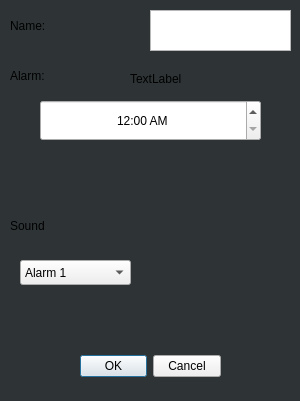
Above: Lab2/addalarmdialog.ui from JustTaya/uniProjects_secondYear before the change. Below: the same form after it.
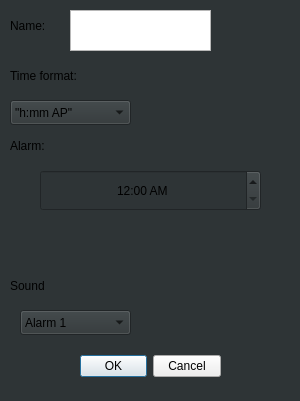
That is the form after the change. Icons and pictures are not drawn.

Commit message: Fixed bugs. Started alarms.

```diff
--- a/Lab2/addalarmdialog.ui
+++ b/Lab2/addalarmdialog.ui
@@ -19,6 +19,21 @@
 background-color: rgb(46, 52, 54);
 }
 
+QTimeEdit
+{
+background-color: rgb(46, 52, 54);
+}
+
+QComboBox
+{
+background-color: rgb(46, 52, 54);
+}
+
+QTimeEdit
+{
+background-color: rgb(46, 52, 54);
+}
+
 QCheckBox::indicator
 {
 width:22px;
@@ -222,7 +237,7 @@
    <property name="geometry">
     <rect>
      <x>40</x>
-     <y>100</y>
+     <y>170</y>
      <width>221</width>
      <height>41</height>
     </rect>
@@ -237,7 +252,7 @@
   <widget class="QTextEdit" name="timerName">
    <property name="geometry">
     <rect>
-     <x>150</x>
+     <x>70</x>
      <y>10</y>
      <width>141</width>
      <height>41</height>
@@ -254,7 +269,7 @@
     </rect>
    </property>
    <property name="text">
-    <string>Alarm:</string>
+    <string>Time format:</string>
    </property>
   </widget>
   <widget class="QLabel" name="Name_Label">
@@ -274,7 +289,7 @@
    <property name="geometry">
     <rect>
      <x>10</x>
-     <y>210</y>
+     <y>270</y>
      <width>121</width>
      <height>31</height>
     </rect>
@@ -287,7 +302,7 @@
    <property name="geometry">
     <rect>
      <x>20</x>
-     <y>260</y>
+     <y>310</y>
      <width>111</width>
      <height>25</height>
     </rect>
@@ -308,78 +323,128 @@
     </property>
    </item>
   </widget>
-  <widget class="QWidget" name="layoutWidget">
+  <widget class="QLabel" name="label_3">
    <property name="geometry">
     <rect>
-     <x>20</x>
-     <y>160</y>
-     <width>261</width>
+     <x>10</x>
+     <y>130</y>
+     <width>121</width>
      <height>31</height>
     </rect>
    </property>
-   <layout class="QGridLayout" name="gridLayout">
-    <item row="0" column="0">
+   <property name="text">
+    <string>Alarm:</string>
+   </property>
+  </widget>
+  <widget class="QComboBox" name="timeFormat">
+   <property name="geometry">
+    <rect>
+     <x>10</x>
+     <y>100</y>
+     <width>121</width>
+     <height>25</height>
+    </rect>
+   </property>
+   <item>
+    <property name="text">
+     <string>&quot;h:mm AP&quot;</string>
+    </property>
+   </item>
+   <item>
+    <property name="text">
+     <string>&quot;hh:mm:ss&quot;</string>
+    </property>
+   </item>
+  </widget>
      <widget class="QCheckBox" name="Sunday">
+   <property name="geometry">
+    <rect>
+     <x>21</x>
+     <y>241</y>
+     <width>28</width>
+     <height>22</height>
+    </rect>
+   </property>
       <property name="text">
        <string/>
       </property>
      </widget>
-    </item>
-    <item row="0" column="1">
      <widget class="QCheckBox" name="Monday">
+   <property name="geometry">
+    <rect>
+     <x>60</x>
+     <y>241</y>
+     <width>28</width>
+     <height>22</height>
+    </rect>
+   </property>
       <property name="text">
        <string/>
       </property>
      </widget>
-    </item>
-    <item row="0" column="2">
      <widget class="QCheckBox" name="Tuesday">
+   <property name="geometry">
+    <rect>
+     <x>100</x>
+     <y>241</y>
+     <width>28</width>
+     <height>22</height>
+    </rect>
+   </property>
       <property name="text">
        <string/>
       </property>
      </widget>
-    </item>
-    <item row="0" column="3">
      <widget class="QCheckBox" name="Wednesday">
+   <property name="geometry">
+    <rect>
+     <x>140</x>
+     <y>241</y>
+     <width>28</width>
+     <height>22</height>
+    </rect>
+   </property>
       <property name="text">
        <string/>
       </property>
      </widget>
-    </item>
-    <item row="0" column="4">
      <widget class="QCheckBox" name="Thursday">
+   <property name="geometry">
+    <rect>
+     <x>180</x>
+     <y>241</y>
+     <width>28</width>
+     <height>22</height>
+    </rect>
+   </property>
       <property name="text">
        <string/>
       </property>
      </widget>
-    </item>
-    <item row="0" column="5">
      <widget class="QCheckBox" name="Friday">
+   <property name="geometry">
+    <rect>
+     <x>220</x>
+     <y>241</y>
+     <width>28</width>
+     <height>22</height>
+    </rect>
+   </property>
       <property name="text">
        <string/>
       </property>
      </widget>
-    </item>
-    <item row="0" column="6">
      <widget class="QCheckBox" name="Saturday">
-      <property name="text">
-       <string/>
-      </property>
-     </widget>
-    </item>
-   </layout>
-  </widget>
-  <widget class="QLabel" name="label">
    <property name="geometry">
     <rect>
-     <x>130</x>
-     <y>70</y>
-     <width>67</width>
-     <height>17</height>
+     <x>260</x>
+     <y>241</y>
+     <width>28</width>
+     <height>22</height>
     </rect>
    </property>
    <property name="text">
-    <string>TextLabel</string>
+    <string/>
    </property>
   </widget>
  </widget>
```
Lines whose indentation alone changed are shown as unchanged. The commit also changes 11 other files.
